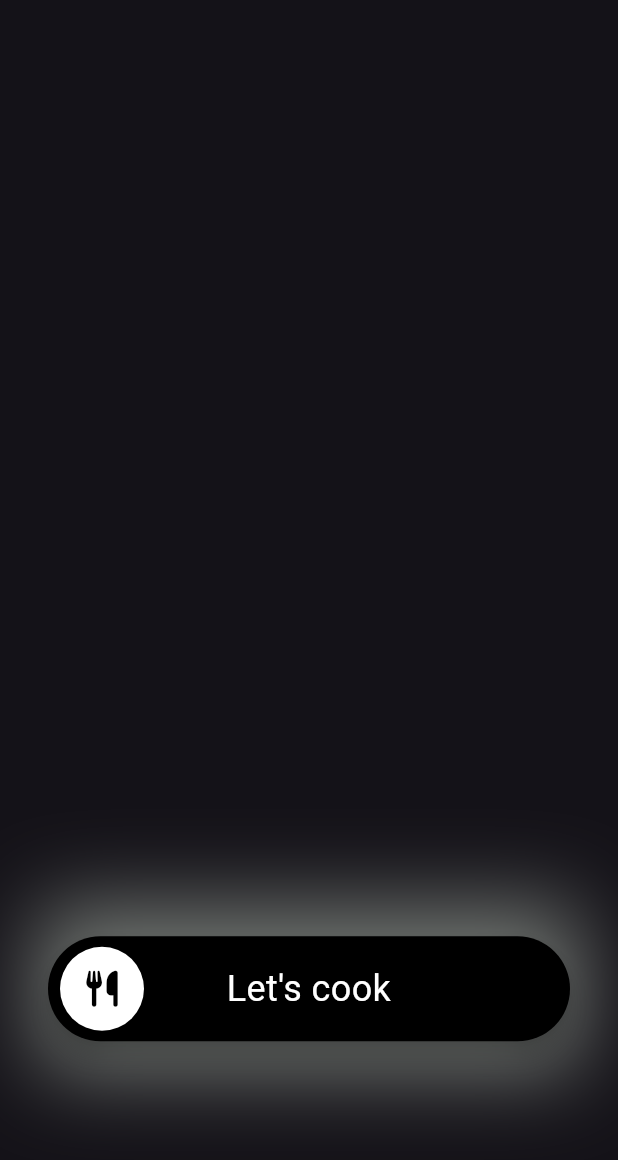
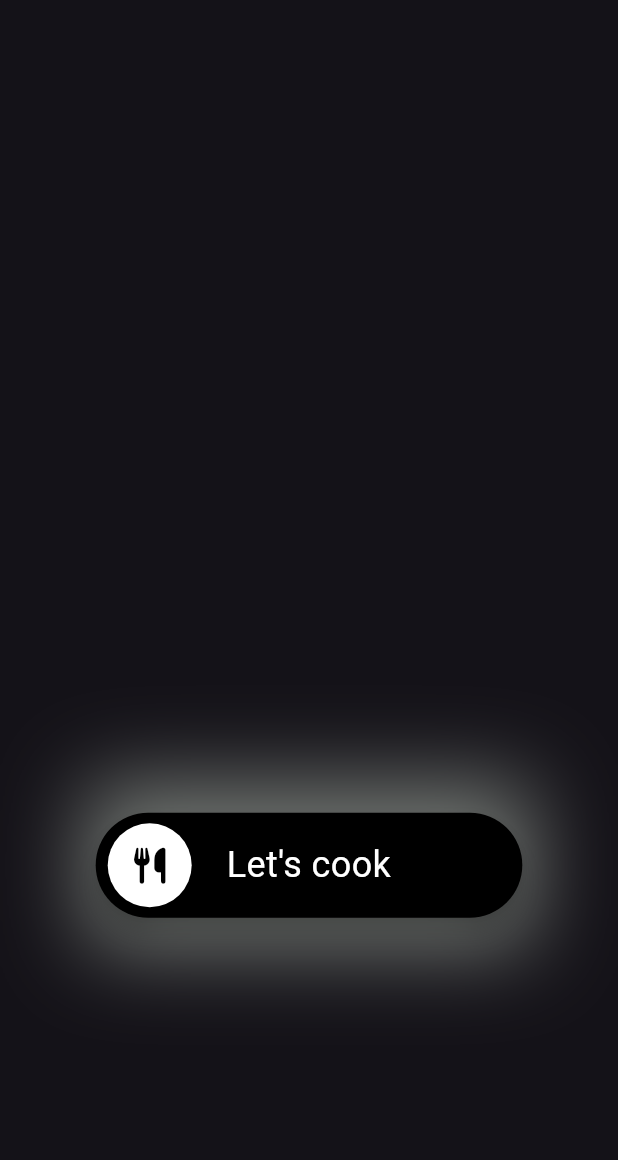
Before and after one commit to Aziz-Habbassi/Tastopia, a Flutter app: the AlignedSlidewidget widget shown alone on an empty page, opened directly with sample values from the repository, on a phone screen of 412 x 824 dp. Shown: the top 1160 px of the screen. Run offline on Flutter 3.47's test engine with Material 3 defaults, Android fonts, the phone set to English and light mode, and no system bars; drawn by our look-alikes of slide_to_act; our stand-ins replace font_awesome_flutter, go_router, lottie, video_player.

```diff
--- a/lib/feautures/meals/presentation/widgets/aligned_slidewidget.dart
+++ b/lib/feautures/meals/presentation/widgets/aligned_slidewidget.dart
@@ -9,14 +9,13 @@ class AlignedSlidewidget extends StatelessWidget {
   final MealModel mealModel;
   @override
   Widget build(BuildContext context) {
+    final double height = MediaQuery.of(context).size.height;
+    final double width = MediaQuery.of(context).size.width;
     return Align(
       alignment: Alignment.center,
       child: Container(
-        margin: EdgeInsets.only(
-          right: 30,
-          left: 30,
-          top: MediaQuery.of(context).size.height * 0.6,
-        ),
+        width: width * 0.7,
+        margin: EdgeInsets.only(right: 30, left: 30, top: height * 0.4),
         height: 100,
         padding: EdgeInsets.symmetric(horizontal: 2),
         decoration: BoxDecoration(
```
Also changed, not shown: lib/feautures/meals/presentation/views/meals_view.dart (+48 -3 lines).
